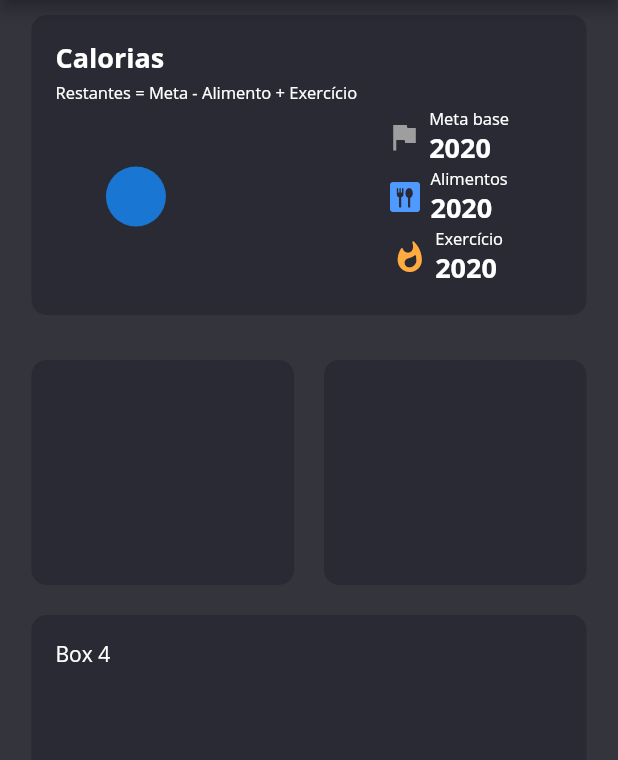
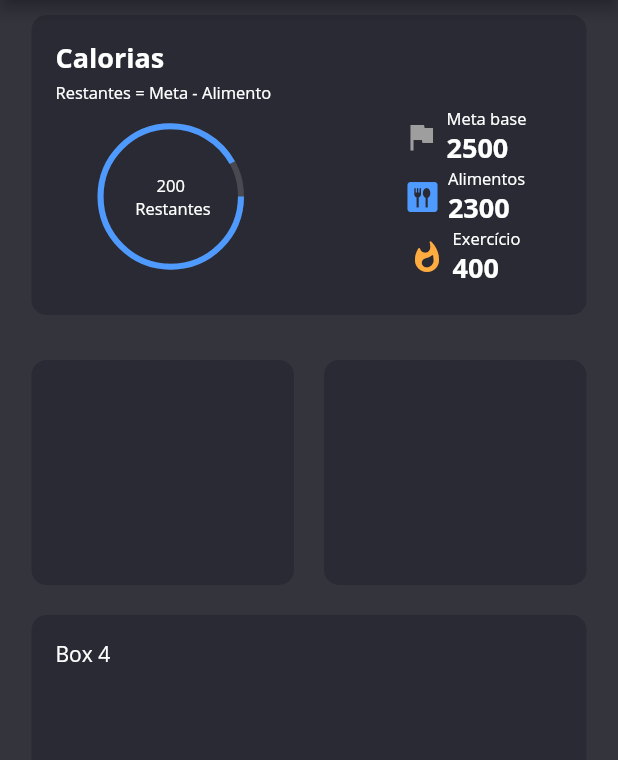
Before and after one commit to pedrohns/Calorie-Tracker-Mobile, a Flutter app: the screen it shows after launch, on a phone screen of 412 x 824 dp, the part 84-844 px from its top. Run offline on Flutter 3.47's test engine with Material 2 defaults, Android fonts, the phone set to English and light mode, and no system bars; drawn by our look-alikes of pie_chart.

Commit message:
Finalizado a primeira box da home page

```diff
--- a/calorie_tracker/lib/components/calorie_review.dart
+++ b/calorie_tracker/lib/components/calorie_review.dart
@@ -1,12 +1,28 @@
 import 'package:flutter/material.dart';
+import 'package:pie_chart/pie_chart.dart';
+import 'package:calorie_tracker/data/dummy_data.dart';
+import 'package:calorie_tracker/model/user.dart';
 
 class CalorieReview extends StatelessWidget {
-  const CalorieReview({super.key});
+  CalorieReview({super.key});
+  final _user = dummyData;
+  List<User> get user => [..._user];
+  // Tive que colocar a inicialização do map dentro do build,porque as expressões de inicialização
+  //são avaliadas antes que o construtor do objeto seja executado,
+  //assim ele estava iniciando antes do objeto dummy
 
   @override
   Widget build(BuildContext context) {
+    final Map<String, double> dataMap = {
+      'Calorias': user[0].consumedCalorie,
+    };
+    final colorList = <Color>[
+      Theme.of(context).colorScheme.secondary,
+    ];
     final headlineTitulo = Theme.of(context).textTheme.headline1!;
     final headlineCorpo = Theme.of(context).textTheme.headline6!;
+    final int leftoverCalorie =
+        (user[0].targetCalorie - user[0].consumedCalorie).toInt();
     return Column(
       mainAxisAlignment: MainAxisAlignment.start,
       crossAxisAlignment: CrossAxisAlignment.start,
@@ -14,13 +30,45 @@ class CalorieReview extends StatelessWidget {
         Text('Calorias', style: headlineTitulo),
         SizedBox(height: 3),
         Text(
-          'Restantes = Meta - Alimento + Exercício',
+          'Restantes = Meta - Alimento',
           style: headlineCorpo,
         ),
         Row(
           mainAxisAlignment: MainAxisAlignment.spaceAround,
           children: [
-            CircleAvatar(),
+            // CircleAvatar(),
+            Stack(
+              //envolvendo o PieChart em uma Stack para colocar o texto dentro
+              children: [
+                PieChart(
+                  dataMap: dataMap,
+                  chartRadius: MediaQuery.of(context).size.width / 4.4,
+                  ringStrokeWidth: 4,
+                  chartType: ChartType.ring,
+                  baseChartColor: Colors.grey[50]!.withOpacity(0.15),
+                  colorList: colorList,
+                  legendOptions: LegendOptions(
+                    showLegends: false,
+                  ),
+                  chartValuesOptions: ChartValuesOptions(
+                    showChartValuesInPercentage: false,
+                    showChartValueBackground: false,
+                    showChartValues: false,
+                  ),
+                  totalValue: user[0].targetCalorie,
+                ),
+                Positioned.fill(
+                  child: Align(
+                    alignment: Alignment.center,
+                    child: Text(
+                      "$leftoverCalorie\n Restantes",
+                      style: headlineCorpo,
+                      textAlign: TextAlign.center,
+                    ),
+                  ),
+                ),
+              ],
+            ),
             SizedBox(
               width: 10,
             ),
@@ -45,7 +93,7 @@ class CalorieReview extends StatelessWidget {
                             style: headlineCorpo,
                           ),
                           Text(
-                            '2020',
+                            user[0].targetCalorie.toStringAsFixed(0),
                             style: headlineTitulo,
                           ),
                         ],
@@ -69,7 +117,7 @@ class CalorieReview extends StatelessWidget {
                             style: headlineCorpo,
                           ),
                           Text(
-                            '2020',
+                            user[0].consumedCalorie.toStringAsFixed(0),
                             style: headlineTitulo,
                           ),
                         ],
@@ -93,7 +141,7 @@ class CalorieReview extends StatelessWidget {
                             style: headlineCorpo,
                           ),
                           Text(
-                            '2020',
+                            user[0].dairyExercice.toString(),
                             style: headlineTitulo,
                           ),
                         ],
--- /dev/null
+++ b/calorie_tracker/lib/data/dummy_data.dart
@@ -0,0 +1,9 @@
+import 'package:calorie_tracker/model/user.dart';
+
+final List<User> dummyData = [
+  User(
+    targetCalorie: 2500,
+    dairyExercice: 400,
+    consumedCalorie: 2300,
+  ),
+];
--- /dev/null
+++ b/calorie_tracker/lib/model/user.dart
@@ -0,0 +1,10 @@
+class User {
+  final double targetCalorie;
+  final int dairyExercice;
+  final double consumedCalorie;
+  User({
+    required this.targetCalorie,
+    this.dairyExercice = 0,
+    this.consumedCalorie = 0,
+  });
+}
--- a/calorie_tracker/pubspec.yaml
+++ b/calorie_tracker/pubspec.yaml
@@ -31,6 +31,7 @@ environment:
 dependencies:
   flutter:
     sdk: flutter
+  pie_chart: ^5.3.2
 
 
   # The following adds the Cupertino Icons font to your application.
```
